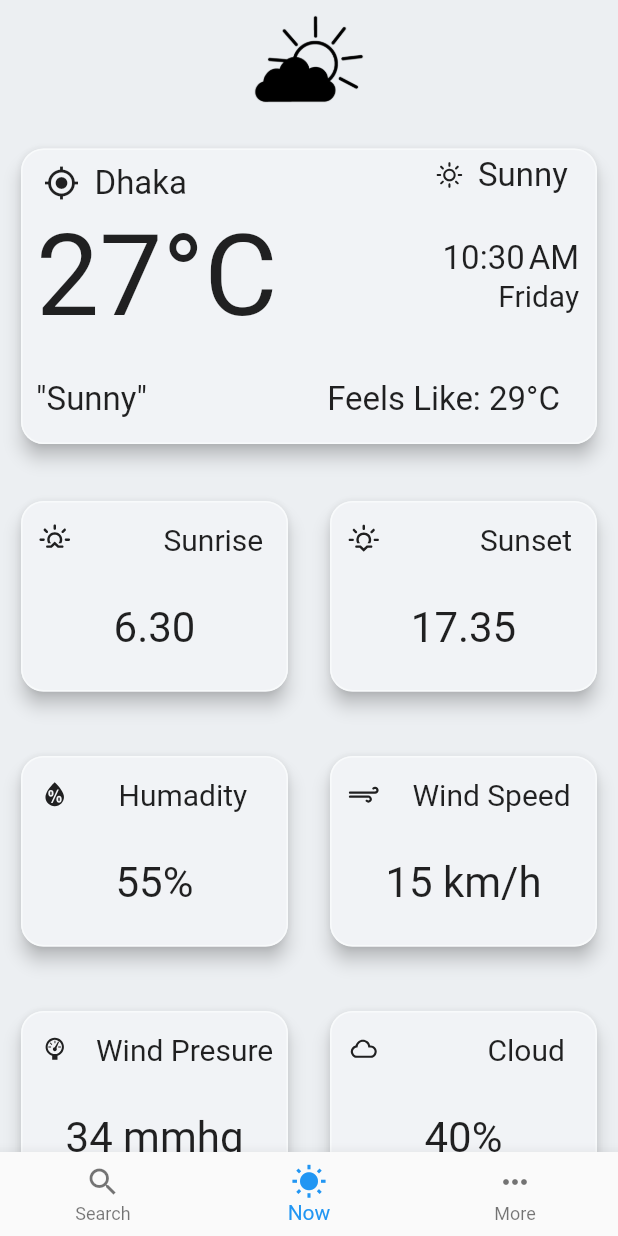
After one commit to aalhabib001/WeatherApp-Minimal, a Flutter app: the screen it shows after launch, on a phone screen of 412 x 824 dp. The commit adds this screen. Run offline on Flutter 3.47's test engine with Material 2 defaults, Android fonts, the phone set to English and light mode, and no system bars; our stand-ins replace weather_icons; Roboto replaces fonts that are missing (avenir, consolas).

Commit message:
Refactoring Code

```diff
--- a/lib/ShortFIles.dart
+++ /dev/null
@@ -1 +0,0 @@
-import 'package:flutter/material.dart';
--- a/lib/main.dart
+++ b/lib/main.dart
@@ -1,4 +1,4 @@
 import 'package:flutter/material.dart';
-import 'package:weather_minimal/dashboard.dart';
+import 'package:weather_minimal/View/dashboard.dart';
 
 void main() => runApp(Dashboard());
--- a/lib/BigCard.dart
+++ b/lib/view/BigCard.dart
@@ -1,6 +1,5 @@
 import 'package:flutter/material.dart';
 import 'package:weather_icons/weather_icons.dart';
-import 'package:intl/intl.dart';
 
 class BigCard extends StatelessWidget {
   const BigCard({@required this.location,@required this.forecast,@required this.temp,@required this.time,@required this.day,@required this.forecast2,@required this.feelsLike,@required this.forecastIcon});
--- /dev/null
+++ b/lib/view/Home.dart
@@ -0,0 +1,95 @@
+import 'package:flutter/material.dart';
+import 'package:flutter/cupertino.dart';
+import 'package:weather_icons/weather_icons.dart';
+import 'package:weather_minimal/View/SmallCardTexts.dart';
+import 'SmallRow.dart';
+import 'BigCard.dart';
+import 'package:intl/intl.dart';
+
+class HomePage extends StatefulWidget {
+  @override
+  _HomePageState createState() => _HomePageState();
+}
+
+class _HomePageState extends State<HomePage> {
+
+  static DateTime now = DateTime.now().toLocal();
+  final String formattedTime = DateFormat.jm().format(now);
+  final String formattedDate = DateFormat('EEEE').format(now);
+
+  @override
+  Widget build(BuildContext context) {
+    return Center(
+      child: SafeArea(
+        child: SingleChildScrollView(
+          child: Column(
+            children: <Widget>[
+              Image.asset(
+                'asset/1.png',
+                width: 80,
+                height: 80,
+              ),
+              BigCard(
+                  location: "Dhaka",
+                  forecast: "Sunny",
+                  temp: 27,
+                  time: formattedTime,
+                  day: formattedDate,
+                  forecast2: "Clear sky",
+                  feelsLike: "29",
+                  forecastIcon: WeatherIcons.day_sunny),
+              SmallRow(
+                text1: SmallCardTexts(
+                    icon: WeatherIcons.sunrise,
+                    sizedBox1: 60.0,
+                    textLevel: "Sunrise",
+                    value: "6.30"),
+                text2: SmallCardTexts(
+                    icon: WeatherIcons.sunset,
+                    sizedBox1: 65.0,
+                    textLevel: "Sunset",
+                    value: "17.35"),
+              ),
+              SmallRow(
+                text1: SmallCardTexts(
+                    icon: WeatherIcons.humidity,
+                    sizedBox1: 30.0,
+                    textLevel: "Humadity",
+                    value: "55%"),
+                text2: SmallCardTexts(
+                    icon: WeatherIcons.strong_wind,
+                    sizedBox1: 20.0,
+                    textLevel: "Wind Speed",
+                    value: "15 km/h"),
+              ),
+              SmallRow(
+                text1: SmallCardTexts(
+                    icon: WeatherIcons.barometer,
+                    sizedBox1: 15.0,
+                    textLevel: "Wind Presure",
+                    value: "34 mmhg"),
+                text2: SmallCardTexts(
+                    icon: WeatherIcons.cloud,
+                    sizedBox1: 70.0,
+                    textLevel: "Cloud",
+                    value: "40%"),
+              ),
+              SmallRow(
+                text1: SmallCardTexts(
+                    icon: WeatherIcons.thermometer_exterior,
+                    sizedBox1: 10.0,
+                    textLevel: "Lowest Temp",
+                    value: "36"),
+                text2: SmallCardTexts(
+                    icon: WeatherIcons.thermometer,
+                    sizedBox1: 10.0,
+                    textLevel: "Highest Temp",
+                    value: "34"),
+              ),
+            ],
+          ),
+        ),
+      ),
+    );
+  }
+}
--- /dev/null
+++ b/lib/view/dashboard.dart
@@ -0,0 +1,53 @@
+import 'package:flutter/material.dart';
+import 'package:flutter/cupertino.dart';
+import 'Home.dart';
+import 'MorePage.dart';
+import 'Search.dart';
+
+class Dashboard extends StatefulWidget {
+  @override
+  _DashboardState createState() => _DashboardState();
+}
+
+class _DashboardState extends State<Dashboard> {
+  int _selectedTab = 1;
+
+  final _pageOptions = [
+    SearchBar(),
+    HomePage(),
+    MorePage(),
+  ];
+
+  @override
+  Widget build(BuildContext context) {
+    return MaterialApp(
+      theme: ThemeData(scaffoldBackgroundColor: Color(0xFFECEFF2)),
+      home: Scaffold(
+        body: _pageOptions[_selectedTab],
+
+        bottomNavigationBar: BottomNavigationBar(
+          currentIndex: _selectedTab,
+          onTap: (int index) {
+            setState(() {
+              _selectedTab = index;
+            });
+          },
+          items: [
+            BottomNavigationBarItem(
+              icon: Icon(Icons.search),
+              title: Text('Search'),
+            ),
+            BottomNavigationBarItem(
+              icon: Icon(Icons.wb_sunny),
+              title: Text('Now'),
+            ),
+            BottomNavigationBarItem(
+              icon: Icon(Icons.more_horiz),
+              title: Text('More'),
+            ),
+          ],
+        ),
+      ),
+    );
+  }
+}
```
Also changed, not shown: lib/NavigationBar.dart (deleted, +0 -29 lines), lib/dashboard.dart (deleted, +0 -90 lines), lib/view/MorePage.dart (added, +15 -0 lines), lib/view/Search.dart (added, +10 -0 lines), lib/view/SmallCardTexts.dart (renamed from lib/SmallCardTexts.dart), lib/view/SmallRow.dart (renamed from lib/SmallRow.dart), 3 other files.
